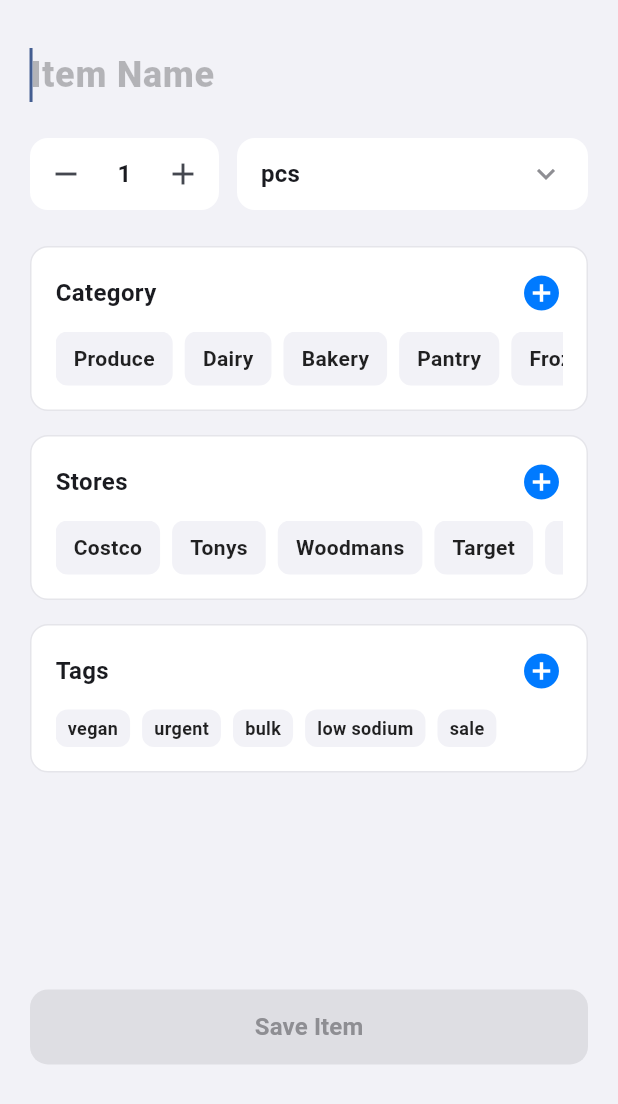
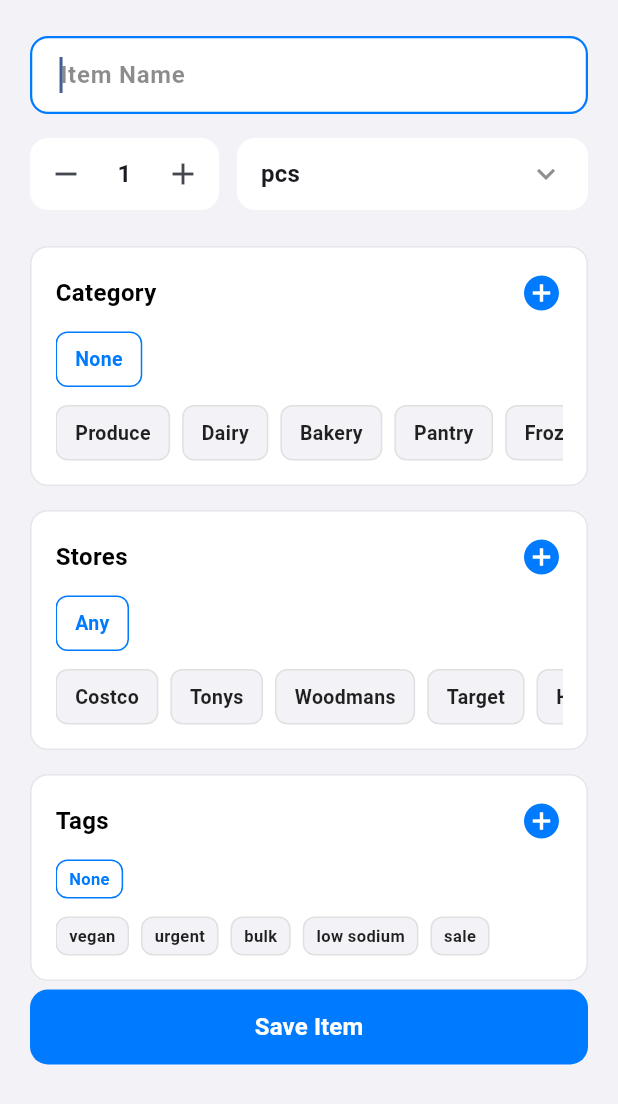
Before and after one commit to rekhadugar/superpowerfullistapp, a Flutter app: the ItemFormModal widget shown alone on an empty page, opened directly with empty values, on a phone screen of 412 x 824 dp. Shown: the top 1104 px of the screen. Run offline on Flutter 3.47's test engine with Material 3 defaults, Android fonts, the phone set to English and light mode, and no system bars; our stand-ins replace cloud_firestore, firebase_core, flutter_slidable; accounts and stored records are empty.

Commit message:
style(ux): restore standard text field styling for item name input
- Replaced the borderless header style with a clearly defined, filled text box.
- Added a subtle background color (AppTheme.surface) and rounded corners (12px radius) to match the Token engines.
- Implemented dynamic border colors to highlight in primary blue when focused, and red when validation fails.

```diff
--- a/lib/components/item_form_modal.dart
+++ b/lib/components/item_form_modal.dart
@@ -33,18 +33,11 @@ class _ItemFormModalState extends State<ItemFormModal> {
   final List<String> _unitOptions = ['pcs', 'lbs', 'kg', 'oz', 'gal', 'pk', 'box'];
 
   String? _activeEngine;
-  bool _isNameValid = false;
+  bool _showValidationErrors = false;
 
   @override
   void initState() {
     super.initState();
-
-    _nameController.addListener(() {
-      final isValid = _nameController.text.trim().isNotEmpty;
-      if (_isNameValid != isValid) {
-        setState(() => _isNameValid = isValid);
-      }
-    });
 
     if (widget.existingItem != null) {
       final item = widget.existingItem!;
@@ -59,12 +52,11 @@ class _ItemFormModalState extends State<ItemFormModal> {
 
       _quantity = item.quantity;
       _unit = 'pcs';
-      _isNameValid = true;
     }
     else {
       _selectedType = widget.activeListType == 'All Items' ? 'Groceries' : widget.activeListType;
-      _selectedCategory = 'Uncategorized';
-      _selectedLocations = ['Anywhere'];
+      _selectedCategory = '';
+      _selectedLocations = [];
       _selectedTags = [];
     }
   }
@@ -86,27 +78,32 @@ class _ItemFormModalState extends State<ItemFormModal> {
   }
 
   void _submit() {
-    if (_nameController.text.trim().isEmpty) return;
+    final name = _nameController.text.trim();
+
+    if (name.isEmpty) {
+      setState(() => _showValidationErrors = true);
+      return;
+    }
 
     final provider = context.read<ListProvider>();
 
     if (widget.existingItem != null) {
       provider.updateItem(
         id: widget.existingItem!.id,
-        name: _nameController.text.trim(),
+        name: name,
         type: _selectedType,
-        category: _selectedCategory,
-        locations: _selectedLocations,
+        category: _selectedCategory.isEmpty ? 'Uncategorized' : _selectedCategory,
+        locations: _selectedLocations.isEmpty ? ['Anywhere'] : _selectedLocations,
         contextString: _selectedTags.join(', '),
         quantity: _quantity,
         unit: _unit,
       );
     } else {
       provider.addItem(
-        name: _nameController.text.trim(),
+        name: name,
         type: _selectedType,
-        category: _selectedCategory,
-        locations: _selectedLocations,
+        category: _selectedCategory.isEmpty ? 'Uncategorized' : _selectedCategory,
+        locations: _selectedLocations.isEmpty ? ['Anywhere'] : _selectedLocations,
         context: _selectedTags.join(', '),
         quantity: _quantity,
         unit: _unit,
@@ -120,6 +117,9 @@ class _ItemFormModalState extends State<ItemFormModal> {
   Widget build(BuildContext context) {
     final bottomInset = MediaQuery.of(context).viewInsets.bottom;
     final isEditMode = widget.existingItem != null;
+
+    final hasNameError = _showValidationErrors && _nameController.text.trim().isEmpty;
+    final showListSelector = widget.activeListType == 'All Items' || isEditMode;
 
     return Container(
       constraints: BoxConstraints(maxHeight: MediaQuery.of(context).size.height * 0.9),
@@ -156,21 +156,39 @@ class _ItemFormModalState extends State<ItemFormModal> {
                       controller: _nameController,
                       autofocus: !isEditMode,
                       textInputAction: TextInputAction.next,
-                      // CHANGED: Left-aligned text and cursor
                       textAlign: TextAlign.left,
-                      style: const TextStyle(fontSize: 24, fontWeight: FontWeight.w800, color: Colors.black),
+                      style: const TextStyle(fontSize: 16, fontWeight: FontWeight.w700, color: Colors.black),
+                      onChanged: (_) {
+                        if (hasNameError) setState(() {});
+                      },
                       onTap: () {
                         if (_activeEngine != null) {
                           setState(() => _activeEngine = null);
                         }
                       },
-                      // CHANGED: Updated hintText and made the decoration const for performance
-                      decoration: const InputDecoration(
-                        hintText: 'Item Name',
-                        hintStyle: TextStyle(color: Colors.black26),
-                        filled: false,
-                        border: InputBorder.none,
-                        contentPadding: EdgeInsets.symmetric(vertical: 8),
+                      // CHANGED: Styled to look like a distinct, rounded text box
+                      decoration: InputDecoration(
+                        hintText: hasNameError ? 'Item Name is required' : 'Item Name',
+                        hintStyle: TextStyle(color: hasNameError ? Colors.red.shade400 : Colors.black45),
+                        filled: true,
+                        fillColor: AppTheme.surface,
+                        contentPadding: const EdgeInsets.symmetric(horizontal: 16, vertical: 14),
+                        border: OutlineInputBorder(
+                          borderRadius: BorderRadius.circular(12),
+                          borderSide: BorderSide.none,
+                        ),
+                        enabledBorder: OutlineInputBorder(
+                          borderRadius: BorderRadius.circular(12),
+                          borderSide: hasNameError
+                              ? const BorderSide(color: Colors.red, width: 1.5)
+                              : BorderSide.none,
+                        ),
+                        focusedBorder: OutlineInputBorder(
+                          borderRadius: BorderRadius.circular(12),
+                          borderSide: hasNameError
+                              ? const BorderSide(color: Colors.red, width: 1.5)
+                              : const BorderSide(color: AppTheme.primary, width: 1.5),
+                        ),
                       ),
                     ),
                     const SizedBox(height: 16),
@@ -227,10 +245,11 @@ class _ItemFormModalState extends State<ItemFormModal> {
 
                     TokenSearchEngine(
                       title: 'Category',
+                      emptyPlaceholder: 'None',
                       isMultiSelect: false,
                       knownTokens: const ['Produce', 'Dairy', 'Bakery', 'Pantry', 'Frozen', 'Tools', 'Fasteners', 'Kids'],
-                      initialSelected: _selectedCategory != 'Uncategorized' ? [_selectedCategory] : [],
-                      onChanged: (tokens) => setState(() => _selectedCategory = tokens.isNotEmpty ? tokens.first : 'Uncategorized'),
+                      initialSelected: _selectedCategory.isNotEmpty ? [_selectedCategory] : [],
+                      onChanged: (tokens) => setState(() => _selectedCategory = tokens.isNotEmpty ? tokens.first : ''),
                       isExpanded: _activeEngine == 'Category',
                       onToggle: (isOpen) => _handleEngineToggle('Category', isOpen),
                     ),
@@ -238,10 +257,11 @@ class _ItemFormModalState extends State<ItemFormModal> {
 
                     TokenSearchEngine(
                       title: 'Stores',
+                      emptyPlaceholder: 'Any',
                       isMultiSelect: true,
                       knownTokens: const ['Costco', 'Tonys', 'Woodmans', 'Target', 'Home Depot', 'Walgreens'],
-                      initialSelected: _selectedLocations.where((loc) => loc != 'Anywhere').toList(),
-                      onChanged: (tokens) => setState(() => _selectedLocations = tokens.isNotEmpty ? tokens : ['Anywhere']),
+                      initialSelected: _selectedLocations,
+                      onChanged: (tokens) => setState(() => _selectedLocations = tokens),
                       isExpanded: _activeEngine == 'Stores',
                       onToggle: (isOpen) => _handleEngineToggle('Stores', isOpen),
                     ),
@@ -249,6 +269,7 @@ class _ItemFormModalState extends State<ItemFormModal> {
 
                     TokenSearchEngine(
                       title: 'Tags',
+                      emptyPlaceholder: 'None',
                       isMultiSelect: true, forceLowercase: true, smallPills: true,
                       knownTokens: const ['vegan', 'urgent', 'bulk', 'low sodium', 'sale'],
                       initialSelected: _selectedTags,
@@ -256,6 +277,20 @@ class _ItemFormModalState extends State<ItemFormModal> {
                       isExpanded: _activeEngine == 'Tags',
                       onToggle: (isOpen) => _handleEngineToggle('Tags', isOpen),
                     ),
+
+                    if (showListSelector) ...[
+                      const SizedBox(height: 16),
+                      TokenSearchEngine(
+                        title: 'Save to List',
+                        removable: false,
+                        isMultiSelect: false,
+                        knownTokens: const ['Groceries', 'Hardware', 'Pharmacy', 'Clothing'],
+                        initialSelected: [_selectedType],
+                        onChanged: (tokens) => setState(() => _selectedType = tokens.isNotEmpty ? tokens.first : 'Groceries'),
+                        isExpanded: _activeEngine == 'List',
+                        onToggle: (isOpen) => _handleEngineToggle('List', isOpen),
+                      ),
+                    ],
 
                     AnimatedContainer(
                       duration: const Duration(milliseconds: 300),
@@ -275,17 +310,16 @@ class _ItemFormModalState extends State<ItemFormModal> {
               child: ElevatedButton(
                 style: ElevatedButton.styleFrom(
                   backgroundColor: AppTheme.primary,
-                  disabledBackgroundColor: AppTheme.textSecondary.withValues(alpha: 0.2),
                   shape: RoundedRectangleBorder(borderRadius: BorderRadius.circular(12)),
                   elevation: 0,
                 ),
-                onPressed: _isNameValid ? _submit : null,
+                onPressed: _submit,
                 child: Text(
                     isEditMode ? 'Update Item' : 'Save Item',
-                    style: TextStyle(
+                    style: const TextStyle(
                       fontSize: 16,
                       fontWeight: FontWeight.w700,
-                      color: _isNameValid ? AppTheme.surface : AppTheme.textSecondary,
+                      color: AppTheme.surface,
                     )
                 ),
               ),
--- a/lib/components/token_search_engine.dart
+++ b/lib/components/token_search_engine.dart
@@ -13,6 +13,10 @@ class TokenSearchEngine extends StatefulWidget {
   final bool isExpanded;
   final ValueChanged<bool> onToggle;
 
+  final bool hasError;
+  final String emptyPlaceholder;
+  final bool removable; // NEW: Controls if a selected item can be deselected
+
   const TokenSearchEngine({
     required this.title,
     required this.isMultiSelect,
@@ -23,6 +27,9 @@ class TokenSearchEngine extends StatefulWidget {
     required this.onChanged,
     required this.isExpanded,
     required this.onToggle,
+    this.hasError = false,
+    this.emptyPlaceholder = 'None',
+    this.removable = true, // Defaults to true for all standard tags
     super.key,
   });
 
@@ -94,18 +101,17 @@ class _TokenSearchEngineState extends State<TokenSearchEngine> {
     setState(() {
       if (widget.isMultiSelect) {
         if (_selectedTokens.contains(token)) {
-          _selectedTokens.remove(token);
+          if (widget.removable) _selectedTokens.remove(token);
         } else {
           _selectedTokens.add(token);
         }
-
         if (widget.isExpanded) {
           _searchController.clear();
           _focusNode.requestFocus();
         }
       } else {
         if (_selectedTokens.contains(token)) {
-          _selectedTokens.clear();
+          if (widget.removable) _selectedTokens.clear();
         } else {
           _selectedTokens = [token];
           widget.onToggle(false);
@@ -122,35 +128,59 @@ class _TokenSearchEngineState extends State<TokenSearchEngine> {
     widget.onToggle(false);
   }
 
-  Widget _buildPill(String text, {bool isSelected = false, bool isCreate = false}) {
+  Widget _buildPill(String text, {bool isSelected = false, bool isCreate = false, bool isPlaceholder = false}) {
+    // CHANGED: Slightly reduced pill text sizes for a cleaner look
     final double vPad = widget.smallPills ? 4.0 : 8.0;
     final double hPad = widget.smallPills ? 8.0 : 12.0;
-    final double fontSize = widget.smallPills ? 12.0 : 14.0;
+    final double fontSize = widget.smallPills ? 11.0 : 13.0;
+
+    Color bgColor;
+    Color borderColor;
+    Color textColor;
+
+    if (isPlaceholder) {
+      bgColor = Colors.transparent;
+      borderColor = AppTheme.primary;
+      textColor = AppTheme.primary;
+    } else if (isCreate) {
+      bgColor = AppTheme.primary.withValues(alpha: 0.1);
+      borderColor = AppTheme.primary;
+      textColor = AppTheme.primary;
+    } else if (isSelected) {
+      bgColor = AppTheme.primary;
+      borderColor = AppTheme.primary;
+      textColor = Colors.white;
+    } else {
+      bgColor = AppTheme.background;
+      borderColor = Colors.grey.shade300;
+      textColor = Colors.black87;
+    }
 
     return GestureDetector(
-      onTap: () => _toggleToken(text),
+      onTap: isPlaceholder ? null : () => _toggleToken(text),
       child: Container(
         padding: EdgeInsets.symmetric(horizontal: hPad, vertical: vPad),
         decoration: BoxDecoration(
-          color: isCreate ? AppTheme.primary.withValues(alpha: 0.1) : isSelected ? AppTheme.primary : AppTheme.background,
-          border: isCreate ? Border.all(color: AppTheme.primary, width: 1) : null,
+          color: bgColor,
+          border: Border.all(color: borderColor, width: 1),
           borderRadius: BorderRadius.circular(8),
         ),
         child: Row(
           mainAxisSize: MainAxisSize.min,
           children: [
-            if (isCreate) ...[const Icon(Icons.add, size: 16, color: AppTheme.primary), const SizedBox(width: 4)],
+            if (isCreate) ...[const Icon(Icons.add, size: 14, color: AppTheme.primary), const SizedBox(width: 4)],
             Text(
               isCreate ? 'Create "$text"' : text,
               style: TextStyle(
                 fontSize: fontSize,
-                fontWeight: isSelected || isCreate ? FontWeight.w700 : FontWeight.w600,
-                color: isCreate ? AppTheme.primary : isSelected ? Colors.white : Colors.black87,
+                fontWeight: isSelected || isCreate || isPlaceholder ? FontWeight.w700 : FontWeight.w600,
+                color: textColor,
               ),
             ),
-            if (isSelected) ...[
+            // CHANGED: The 'x' only shows if the pill is selected AND it is allowed to be removed
+            if (isSelected && widget.removable) ...[
               const SizedBox(width: 6),
-              const Icon(Icons.close, size: 16, color: Colors.white),
+              const Icon(Icons.close, size: 14, color: Colors.white),
             ]
           ],
         ),
@@ -160,12 +190,16 @@ class _TokenSearchEngineState extends State<TokenSearchEngine> {
 
   @override
   Widget build(BuildContext context) {
+    final borderColor = widget.hasError
+        ? Colors.red
+        : (widget.isExpanded ? AppTheme.primary : AppTheme.border);
+
     return Container(
       width: double.infinity,
       padding: const EdgeInsets.all(16),
       decoration: BoxDecoration(
         color: AppTheme.surface,
-        border: Border.all(color: widget.isExpanded ? AppTheme.primary : AppTheme.border),
+        border: Border.all(color: borderColor, width: widget.hasError ? 1.5 : 1.0),
         borderRadius: BorderRadius.circular(12),
       ),
       child: Column(
@@ -177,10 +211,17 @@ class _TokenSearchEngineState extends State<TokenSearchEngine> {
             child: Row(
               mainAxisAlignment: MainAxisAlignment.spaceBetween,
               children: [
-                Text(widget.title, style: const TextStyle(fontSize: 16, fontWeight: FontWeight.w700)),
+                Text(
+                    widget.title,
+                    style: TextStyle(
+                        fontSize: 16,
+                        fontWeight: FontWeight.w700,
+                        color: widget.hasError ? Colors.red : Colors.black
+                    )
+                ),
                 Icon(
                     widget.isExpanded ? Icons.remove_circle_outline : Icons.add_circle,
-                    color: AppTheme.primary,
+                    color: widget.hasError ? Colors.red : AppTheme.primary,
                     size: 28
                 ),
               ],
@@ -191,30 +232,47 @@ class _TokenSearchEngineState extends State<TokenSearchEngine> {
             duration: const Duration(milliseconds: 200),
             crossFadeState: widget.isExpanded ? CrossFadeState.showSecond : CrossFadeState.showFirst,
 
-            // MINIMIZED STATE
-            firstChild: Builder(builder: (context) {
-              final displayList = [
-                ..._selectedTokens,
-                ...widget.knownTokens.where((t) => !_selectedTokens.contains(t)),
-              ];
+            firstChild: Padding(
+              padding: const EdgeInsets.only(top: 12.0),
+              child: Column(
+                crossAxisAlignment: CrossAxisAlignment.start,
+                children: [
+                  SingleChildScrollView(
+                    scrollDirection: Axis.horizontal,
+                    child: Row(
+                      children: _selectedTokens.isEmpty
+                          ? [_buildPill(widget.emptyPlaceholder, isPlaceholder: true)]
+                          : _selectedTokens.map((t) => Padding(
+                        padding: const EdgeInsets.only(right: 8.0),
+                        child: _buildPill(t, isSelected: true),
+                      )).toList(),
+                    ),
+                  ),
 
-              if (displayList.isEmpty) return const SizedBox(width: double.infinity, height: 0);
+                  Builder(builder: (context) {
+                    final availableTokens = widget.knownTokens
+                        .where((t) => !_selectedTokens.contains(t))
+                        .toList();
+
+                    if (availableTokens.isEmpty) return const SizedBox();
 
                     return Padding(
                       padding: const EdgeInsets.only(top: 12.0),
                       child: SingleChildScrollView(
                         scrollDirection: Axis.horizontal,
                         child: Row(
-                    children: displayList.map((t) => Padding(
+                          children: availableTokens.map((t) => Padding(
                             padding: const EdgeInsets.only(right: 8.0),
-                      child: _buildPill(t, isSelected: _selectedTokens.contains(t)),
+                            child: _buildPill(t, isSelected: false),
                           )).toList(),
                         ),
                       ),
                     );
                   }),
+                ],
+              ),
+            ),
 
-            // EXPANDED STATE
             secondChild: Padding(
               padding: const EdgeInsets.only(top: 12.0),
               child: Column(
@@ -231,34 +289,26 @@ class _TokenSearchEngineState extends State<TokenSearchEngine> {
                         border: InputBorder.none
                     ),
                   ),
-                  const Divider(height: 24),
+                  const Divider(height: 16),
+
+                  Wrap(
+                    spacing: 8, runSpacing: 8,
+                    children: _selectedTokens.isEmpty
+                        ? [_buildPill(widget.emptyPlaceholder, isPlaceholder: true)]
+                        : _selectedTokens.map((t) => _buildPill(t, isSelected: true)).toList(),
+                  ),
+
+                  const SizedBox(height: 16),
+                  const Text('Available', style: TextStyle(fontSize: 12, fontWeight: FontWeight.w700, color: AppTheme.textSecondary)),
+                  const SizedBox(height: 8),
 
                   Builder(builder: (context) {
-                    // 1. Get known tokens that match the query
                     final knownMatches = widget.knownTokens
-                        .where((t) => t.toLowerCase().contains(_currentQuery.toLowerCase()))
+                        .where((t) => t.toLowerCase().contains(_currentQuery.toLowerCase()) && !_selectedTokens.contains(t))
                         .toList();
 
-                    // 2. THE FIX: Combine matching known tokens WITH all custom selected tokens
-                    // Using a Set prevents duplicates in case a known token is also selected
-                    final Set<String> displaySet = {
-                      ..._selectedTokens,
-                      ...knownMatches,
-                    };
-
-                    final matches = displaySet.toList();
-
-                    // 3. Sort so selected items (both custom and known) always float to the front
-                    matches.sort((a, b) {
-                      final aSelected = _selectedTokens.contains(a);
-                      final bSelected = _selectedTokens.contains(b);
-                      if (aSelected && !bSelected) return -1;
-                      if (!aSelected && bSelected) return 1;
-                      return 0;
-                    });
-
-                    // 4. Exact match check against the combined set
-                    final exactMatchExists = displaySet.any((t) => t.toLowerCase() == _currentQuery.toLowerCase());
+                    final exactMatchExists = widget.knownTokens.any((t) => t.toLowerCase() == _currentQuery.toLowerCase()) ||
+                        _selectedTokens.any((t) => t.toLowerCase() == _currentQuery.toLowerCase());
 
                     return Wrap(
                       spacing: 8, runSpacing: 8,
@@ -266,7 +316,7 @@ class _TokenSearchEngineState extends State<TokenSearchEngine> {
                         if (_currentQuery.isNotEmpty && !exactMatchExists)
                           _buildPill(_currentQuery, isCreate: true),
 
-                        ...matches.map((t) => _buildPill(t, isSelected: _selectedTokens.contains(t))),
+                        ...knownMatches.map((t) => _buildPill(t, isSelected: false)),
                       ],
                     );
                   }),
--- a/lib/theme/app_theme.dart
+++ b/lib/theme/app_theme.dart
@@ -9,6 +9,7 @@ class AppTheme {
   static const Color textSecondary = Color(0xFF8E8E93); // Counts/Hints
   static const Color surface = Color(0xFFFFFFFF);    // Pure White
   static const Color border = Color(0xFFE5E5EA);     // Standard iOS border
+  static const Color error = Colors.red;
 
   // 2. Global Theme Configuration
   static final ThemeData lightTheme = ThemeData(
```
Also changed, not shown: lib/components/main_options_sheet.dart (added, +154 -0 lines), lib/screens/main_screen.dart (+29 -67 lines), lib/services/list_provider.dart (+90 -56 lines). Lines whose indentation alone changed are shown as unchanged.
